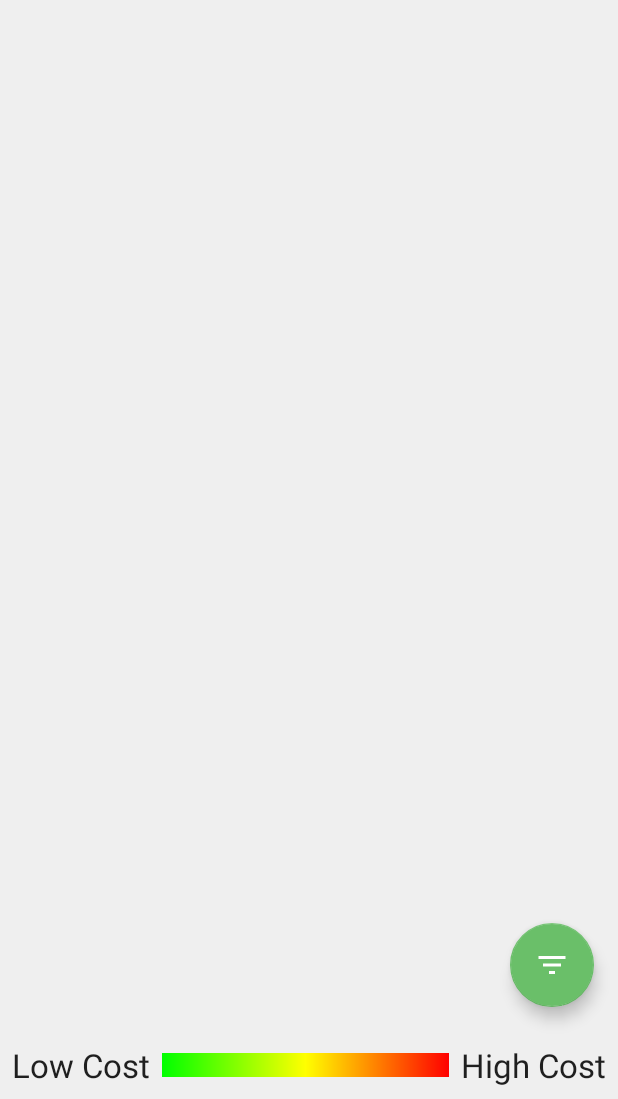
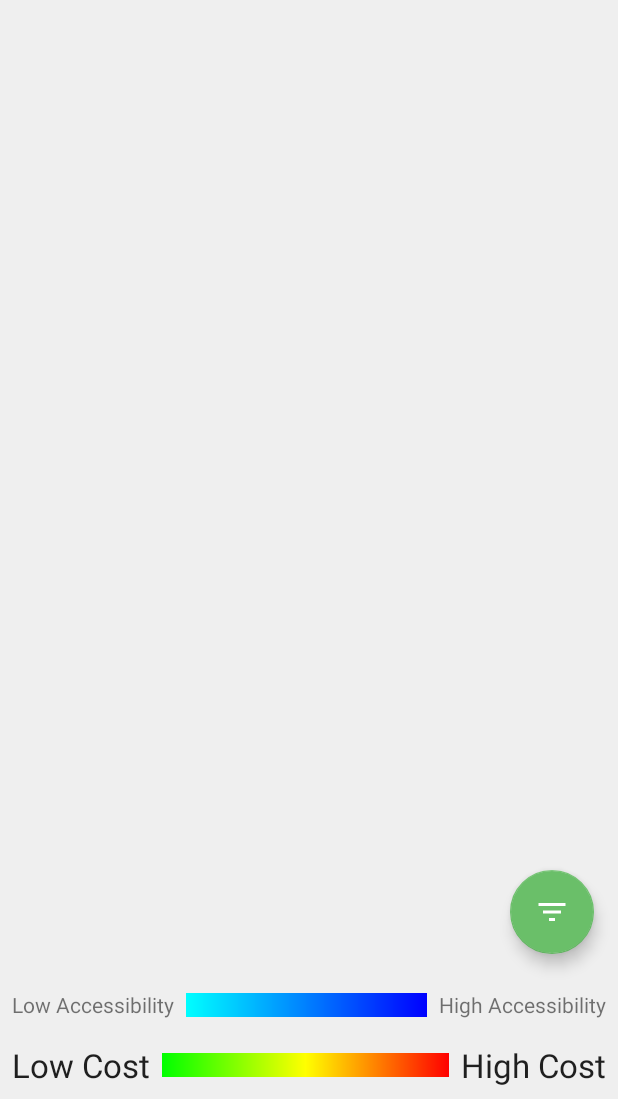
Before and after one commit to gipritchard/CLTHackathon2018, an Android app: the screen it shows after launch (HeatMapActivity), on a phone screen of 412 x 824 dp, the part 137-1236 px from its top. Run offline under Robolectric (Android 15) with nearby library versions, the light colour scheme and no system bars; our stand-ins replace ButterKnife; libraries missing offline, so code that uses them is left out: com.crashlytics.android, com.facebook.stetho, com.google.maps.android, io.fabric.sdk, io.realm; 8 statements that could not run were skipped.

Commit message:
gradient!!!

```diff
--- /dev/null
+++ b/app/src/main/res/drawable/gradient_alt.xml
@@ -0,0 +1,10 @@
+<?xml version="1.0" encoding="utf-8"?>
+<shape xmlns:android="http://schemas.android.com/apk/res/android">
+    <gradient
+        android:angle="0"
+        android:startColor="@color/colorGradientAltStart"
+        android:endColor="@color/colorGradientAltEnd" />
+
+    <size android:height="16dp" />
+
+</shape>
--- a/app/src/main/res/layout/activity_heatmap.xml
+++ b/app/src/main/res/layout/activity_heatmap.xml
@@ -15,7 +15,7 @@
         app:layout_constraintTop_toTopOf="parent"
         app:layout_constraintLeft_toLeftOf="parent"
         app:layout_constraintRight_toRightOf="parent"
-        app:layout_constraintBottom_toTopOf="@+id/legendTitle"
+        app:layout_constraintBottom_toTopOf="@+id/low_accessibility"
         app:layout_constraintVertical_chainStyle="spread_inside"
         />
 
@@ -27,8 +27,43 @@
         android:src="@drawable/ic_filter_list"
         android:onClick="showFilterMenu"
         app:layout_constraintRight_toRightOf="parent"
-        app:layout_constraintBottom_toTopOf="@+id/legendTitle"
+        app:layout_constraintBottom_toTopOf="@+id/high_accessibility"
         />
+
+    <TextView
+        android:id="@+id/low_accessibility"
+        android:layout_width="wrap_content"
+        android:layout_height="wrap_content"
+        android:text="Low Accessibility"
+        android:padding="@dimen/legend_padding"
+        android:textAppearance="?android:attr/textAppearanceSmall"
+        app:layout_constraintTop_toBottomOf="@id/mapfragment"
+        app:layout_constraintBottom_toTopOf="@id/legendTitle"
+        app:layout_constraintLeft_toLeftOf="parent"
+        app:layout_constraintRight_toLeftOf="@id/accessibility_gradient"/>
+
+    <ImageView
+        android:id="@+id/accessibility_gradient"
+        android:layout_width="0dp"
+        android:layout_height="wrap_content"
+        android:src="@drawable/gradient_alt"
+        app:layout_constraintTop_toBottomOf="@id/mapfragment"
+        app:layout_constraintLeft_toRightOf="@+id/low_accessibility"
+        app:layout_constraintBottom_toTopOf="@id/legendTitle"
+        app:layout_constraintRight_toLeftOf="@+id/high_accessibility"
+        />
+
+    <TextView
+        android:id="@+id/high_accessibility"
+        android:layout_width="wrap_content"
+        android:layout_height="wrap_content"
+        android:text="High Accessibility"
+        android:padding="@dimen/legend_padding"
+        android:textAppearance="?android:attr/textAppearanceSmall"
+        app:layout_constraintTop_toBottomOf="@id/mapfragment"
+        app:layout_constraintBottom_toTopOf="@id/legendTitle"
+        app:layout_constraintLeft_toRightOf="@id/accessibility_gradient"
+        app:layout_constraintRight_toRightOf="parent"/>
 
 
     <TextView
@@ -37,7 +72,7 @@
         android:layout_width="wrap_content"
         android:layout_height="wrap_content"
         android:textAppearance="?android:attr/textAppearanceLarge"
-        app:layout_constraintTop_toBottomOf="@+id/mapfragment"
+        app:layout_constraintTop_toBottomOf="@+id/high_accessibility"
         app:layout_constraintLeft_toLeftOf="parent"
         app:layout_constraintBottom_toBottomOf="parent"
         android:padding="@dimen/legend_padding"
@@ -49,7 +84,7 @@
         android:src="@drawable/gradient"
         app:layout_constraintTop_toTopOf="@+id/legendTitle"
         app:layout_constraintLeft_toRightOf="@+id/legendTitle"
-        app:layout_constraintBottom_toBottomOf="@id/legendTitle"
+        app:layout_constraintBottom_toBottomOf="parent"
         app:layout_constraintRight_toLeftOf="@+id/highcost"
         />
 
@@ -59,7 +94,7 @@
         android:layout_width="wrap_content"
         android:layout_height="wrap_content"
         android:textAppearance="?android:attr/textAppearanceLarge"
-        app:layout_constraintTop_toBottomOf="@+id/mapfragment"
+        app:layout_constraintTop_toBottomOf="@+id/high_accessibility"
         app:layout_constraintRight_toRightOf="parent"
         app:layout_constraintBottom_toBottomOf="parent"
         android:padding="@dimen/legend_padding"
--- a/app/src/main/res/values/colors.xml
+++ b/app/src/main/res/values/colors.xml
@@ -4,6 +4,6 @@
     <color name="colorPrimaryDark">#184C9A</color>
     <color name="colorAccent">#6abf69</color>
 
-    <color name="colorGradientAltStart">#00f</color>
-    <color name="colorGradientAltEnd">#0ff</color>
+    <color name="colorGradientAltStart">#0ff</color>
+    <color name="colorGradientAltEnd">#00f</color>
 </resources>
```
